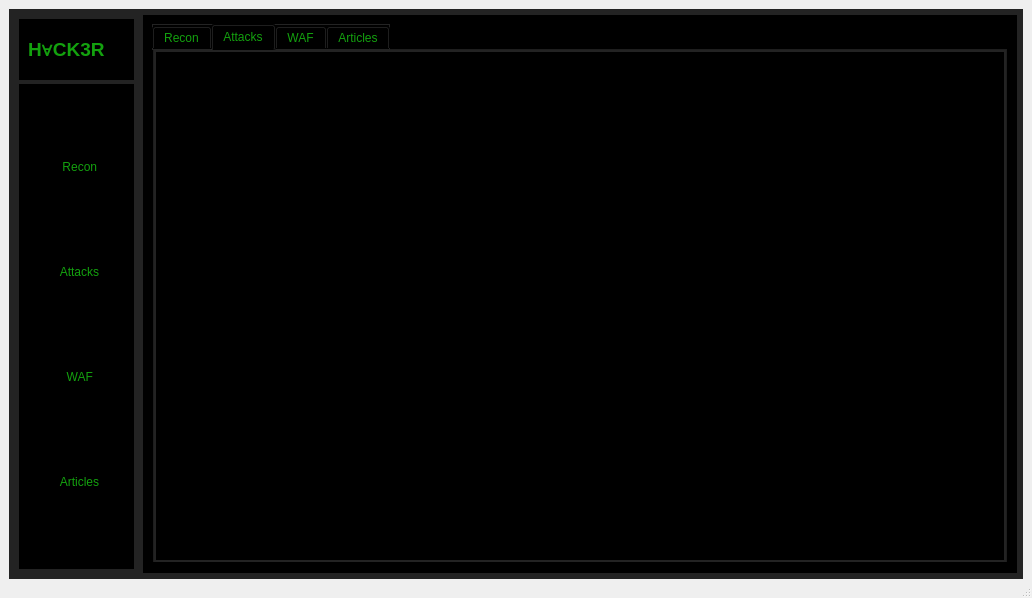
Old version of the form GUI/app.ui in the repository Graduti0n-Pr0ject/pen-testing-Program.
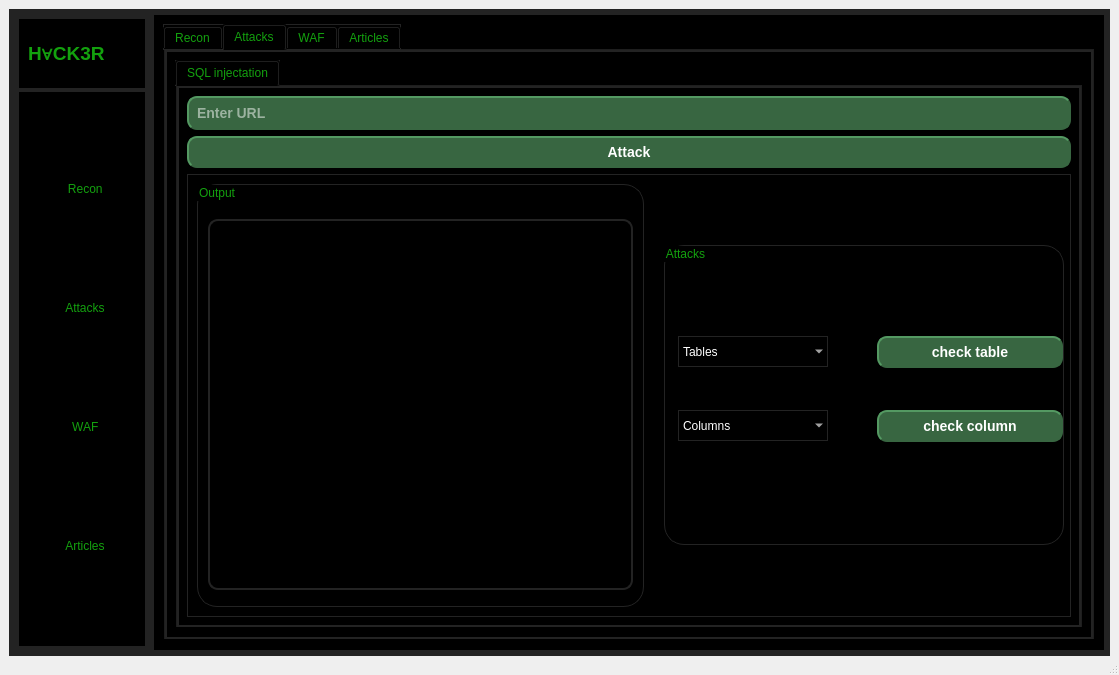
New version of the form. The open tabs and pages were chosen to show the change. Icons and pictures are not drawn.

Commit message: implementation of tool 1 in attacks

Diff of the .ui file:
```diff
--- a/GUI/app.ui
+++ b/GUI/app.ui
@@ -6,8 +6,8 @@
    <rect>
     <x>0</x>
     <y>0</y>
-    <width>1032</width>
-    <height>598</height>
+    <width>1119</width>
+    <height>675</height>
    </rect>
   </property>
   <property name="windowTitle">
@@ -890,6 +890,297 @@
              <attribute name="title">
               <string>Attacks</string>
              </attribute>
+             <layout class="QGridLayout" name="gridLayout_7">
+              <item row="0" column="0">
+               <widget class="QTabWidget" name="tabWidget">
+                <property name="currentIndex">
+                 <number>0</number>
+                </property>
+                <widget class="QWidget" name="tab">
+                 <attribute name="title">
+                  <string>SQL injectation</string>
+                 </attribute>
+                 <layout class="QVBoxLayout" name="verticalLayout_6">
+                  <item>
+                   <widget class="QLineEdit" name="Sql_url">
+                    <property name="maximumSize">
+                     <size>
+                      <width>16777215</width>
+                      <height>39</height>
+                     </size>
+                    </property>
+                    <property name="styleSheet">
+                     <string notr="true">background-color: rgb(56, 102, 65);
+border-style: outset;
+border-width: 2px;
+border-radius: 10px;
+border-color: rgb(56, 102, 65);
+font: bold 14px;
+min-width: 10em;
+padding: 6px;
+color: white;</string>
+                    </property>
+                    <property name="placeholderText">
+                     <string>Enter URL</string>
+                    </property>
+                   </widget>
+                  </item>
+                  <item>
+                   <widget class="QPushButton" name="sqlAttackbtn">
+                    <property name="styleSheet">
+                     <string notr="true">background-color: rgb(56, 102, 65);
+border-style: outset;
+border-width: 2px;
+border-radius: 10px;
+border-color: rgb(56, 102, 65);
+font: bold 14px;
+min-width: 10em;
+padding: 6px;
+color: white;</string>
+                    </property>
+                    <property name="text">
+                     <string>Attack</string>
+                    </property>
+                   </widget>
+                  </item>
+                  <item>
+                   <widget class="QFrame" name="frame_3">
+                    <property name="frameShape">
+                     <enum>QFrame::StyledPanel</enum>
+                    </property>
+                    <property name="frameShadow">
+                     <enum>QFrame::Raised</enum>
+                    </property>
+                    <layout class="QGridLayout" name="gridLayout_9">
+                     <property name="leftMargin">
+                      <number>9</number>
+                     </property>
+                     <property name="rightMargin">
+                      <number>6</number>
+                     </property>
+                     <property name="horizontalSpacing">
+                      <number>20</number>
+                     </property>
+                     <item row="0" column="0">
+                      <widget class="QGroupBox" name="groupBox_3">
+                       <property name="maximumSize">
+                        <size>
+                         <width>500</width>
+                         <height>16777215</height>
+                        </size>
+                       </property>
+                       <property name="styleSheet">
+                        <string notr="true">border-radius: 20px;</string>
+                       </property>
+                       <property name="title">
+                        <string>Output</string>
+                       </property>
+                       <layout class="QGridLayout" name="gridLayout_8">
+                        <property name="leftMargin">
+                         <number>10</number>
+                        </property>
+                        <property name="topMargin">
+                         <number>34</number>
+                        </property>
+                        <property name="rightMargin">
+                         <number>10</number>
+                        </property>
+                        <property name="bottomMargin">
+                         <number>16</number>
+                        </property>
+                        <property name="spacing">
+                         <number>6</number>
+                        </property>
+                        <item row="0" column="0">
+                         <widget class="QListWidget" name="sqlOutput">
+                          <property name="styleSheet">
+                           <string notr="true">background-color: black;
+color:white;
+background-attachment: scroll;
+border-width: 2px;
+border-radius: 10px;
+font: bold 16px;
+min-width: 10em;
+padding: 6px;</string>
+                          </property>
+                         </widget>
+                        </item>
+                       </layout>
+                      </widget>
+                     </item>
+                     <item row="0" column="1">
+                      <widget class="QGroupBox" name="groupBox_4">
+                       <property name="minimumSize">
+                        <size>
+                         <width>400</width>
+                         <height>250</height>
+                        </size>
+                       </property>
+                       <property name="maximumSize">
+                        <size>
+                         <width>250</width>
+                         <height>300</height>
+                        </size>
+                       </property>
+                       <property name="styleSheet">
+                        <string notr="true">border-radius:20px;
+</string>
+                       </property>
+                       <property name="title">
+                        <string>Attacks</string>
+                       </property>
+                       <layout class="QFormLayout" name="formLayout_2">
+                        <property name="sizeConstraint">
+                         <enum>QLayout::SetNoConstraint</enum>
+                        </property>
+                        <property name="fieldGrowthPolicy">
+                         <enum>QFormLayout::FieldsStayAtSizeHint</enum>
+                        </property>
+                        <property name="rowWrapPolicy">
+                         <enum>QFormLayout::DontWrapRows</enum>
+                        </property>
+                        <property name="horizontalSpacing">
+                         <number>49</number>
+                        </property>
+                        <property name="verticalSpacing">
+                         <number>42</number>
+                        </property>
+                        <property name="leftMargin">
+                         <number>13</number>
+                        </property>
+                        <property name="topMargin">
+                         <number>90</number>
+                        </property>
+                        <property name="rightMargin">
+                         <number>37</number>
+                        </property>
+                        <item row="0" column="0">
+                         <widget class="QComboBox" name="combox_db">
+                          <property name="minimumSize">
+                           <size>
+                            <width>150</width>
+                            <height>0</height>
+                           </size>
+                          </property>
+                          <property name="maximumSize">
+                           <size>
+                            <width>250</width>
+                            <height>33</height>
+                           </size>
+                          </property>
+                          <property name="styleSheet">
+                           <string notr="true">color:white;
+</string>
+                          </property>
+                          <item>
+                           <property name="text">
+                            <string>Tables</string>
+                           </property>
+                          </item>
+                         </widget>
+                        </item>
+                        <item row="0" column="1">
+                         <widget class="QPushButton" name="attackTablesbtn">
+                          <property name="sizePolicy">
+                           <sizepolicy hsizetype="Minimum" vsizetype="Minimum">
+                            <horstretch>0</horstretch>
+                            <verstretch>0</verstretch>
+                           </sizepolicy>
+                          </property>
+                          <property name="minimumSize">
+                           <size>
+                            <width>186</width>
+                            <height>0</height>
+                           </size>
+                          </property>
+                          <property name="maximumSize">
+                           <size>
+                            <width>120</width>
+                            <height>33</height>
+                           </size>
+                          </property>
+                          <property name="styleSheet">
+                           <string notr="true">background-color: rgb(56, 102, 65);
+border-style: outset;
+border-width: 2px;
+border-radius: 10px;
+border-color: rgb(56, 102, 65);
+font: bold 14px;
+min-width: 10em;
+padding: 6px;
+color: white;</string>
+                          </property>
+                          <property name="text">
+                           <string>check table</string>
+                          </property>
+                         </widget>
+                        </item>
+                        <item row="1" column="0">
+                         <widget class="QComboBox" name="combox_cols">
+                          <property name="minimumSize">
+                           <size>
+                            <width>150</width>
+                            <height>0</height>
+                           </size>
+                          </property>
+                          <property name="maximumSize">
+                           <size>
+                            <width>250</width>
+                            <height>33</height>
+                           </size>
+                          </property>
+                          <property name="styleSheet">
+                           <string notr="true">color:white;
+</string>
+                          </property>
+                          <item>
+                           <property name="text">
+                            <string>Columns</string>
+                           </property>
+                          </item>
+                         </widget>
+                        </item>
+                        <item row="1" column="1">
+                         <widget class="QPushButton" name="attackColumnbtn">
+                          <property name="minimumSize">
+                           <size>
+                            <width>186</width>
+                            <height>0</height>
+                           </size>
+                          </property>
+                          <property name="maximumSize">
+                           <size>
+                            <width>120</width>
+                            <height>16777215</height>
+                           </size>
+                          </property>
+                          <property name="styleSheet">
+                           <string notr="true">background-color: rgb(56, 102, 65);
+border-style: outset;
+border-width: 2px;
+border-radius: 10px;
+border-color: rgb(56, 102, 65);
+font: bold 14px;
+min-width: 10em;
+padding: 6px;
+color: white;</string>
+                          </property>
+                          <property name="text">
+                           <string>check column</string>
+                          </property>
+                         </widget>
+                        </item>
+                       </layout>
+                      </widget>
+                     </item>
+                    </layout>
+                   </widget>
+                  </item>
+                 </layout>
+                </widget>
+               </widget>
+              </item>
+             </layout>
             </widget>
             <widget class="QWidget" name="Waftab">
              <attribute name="title">
```
Left out of the diff: 9 changed lines with no effect on the pictures. The commit also changes 11 other files.
